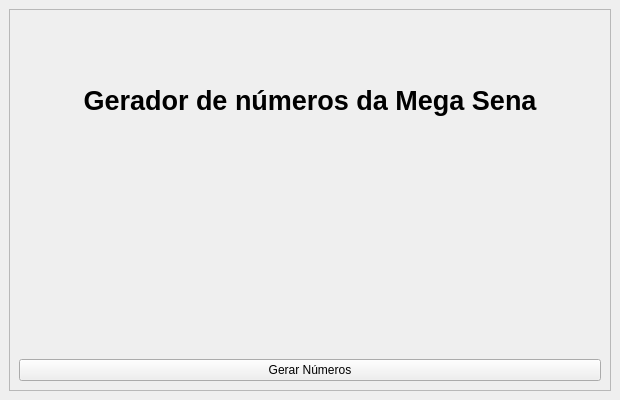
This is geradorMegaSena.ui in Fat83dotcom/ESTUDOS_INTERFACES as Qt 5 draws it before an edit. The edited form follows.
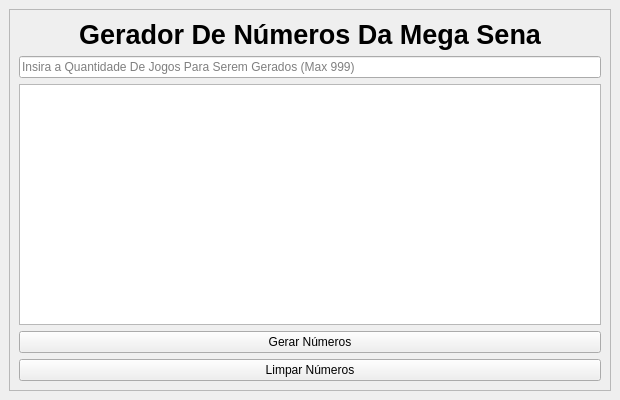
This is the edited form.

Commit message: Gerador MegaSena

Diff of the .ui file:
```diff
--- a/geradorMegaSena.ui
+++ b/geradorMegaSena.ui
@@ -49,7 +49,7 @@
           <string notr="true">background-color:rgb(36, 31, 49)qlineargradient(spread:pad, x1:0, y1:0, x2:1, y2:0, stop:0 rgba(0, 0, 0, 255), stop:1 rgba(255, 255, 255, 255))</string>
          </property>
          <property name="text">
-          <string>Gerador de números da Mega Sena</string>
+          <string>Gerador De Números Da Mega Sena</string>
          </property>
          <property name="textFormat">
           <enum>Qt::RichText</enum>
@@ -60,23 +60,32 @@
         </widget>
        </item>
        <item>
-        <widget class="QLabel" name="resultado">
+        <widget class="QLineEdit" name="qtdJogos">
+         <property name="placeholderText">
+          <string>Insira a Quantidade De Jogos Para Serem Gerados (Max 999)</string>
+         </property>
+        </widget>
+       </item>
+       <item>
+        <widget class="QListView" name="resultado">
          <property name="font">
           <font>
            <pointsize>20</pointsize>
            <weight>75</weight>
-           <italic>true</italic>
            <bold>true</bold>
           </font>
          </property>
-         <property name="styleSheet">
-          <string notr="true">background-color:rgb(36, 31, 49)qlineargradient(spread:pad, x1:0, y1:0, x2:1, y2:0, stop:0 rgba(0, 0, 0, 255), stop:1 rgba(255, 255, 255, 255))</string>
+         <property name="cursor" stdset="0">
+          <cursorShape>PointingHandCursor</cursorShape>
          </property>
-         <property name="text">
-          <string/>
+         <property name="alternatingRowColors">
+          <bool>true</bool>
          </property>
-         <property name="alignment">
-          <set>Qt::AlignCenter</set>
+         <property name="movement">
+          <enum>QListView::Free</enum>
+         </property>
+         <property name="viewMode">
+          <enum>QListView::ListMode</enum>
          </property>
         </widget>
        </item>
@@ -87,6 +96,13 @@
          </property>
         </widget>
        </item>
+       <item>
+        <widget class="QPushButton" name="btnLimpador">
+         <property name="text">
+          <string>Limpar Números</string>
+         </property>
+        </widget>
+       </item>
       </layout>
      </widget>
     </item>
```
The commit also changes 2 other files.
